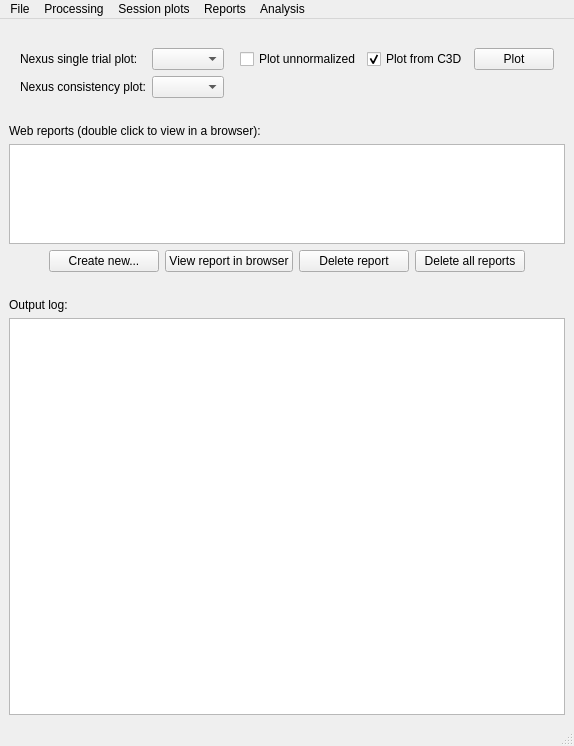
First picture: the form in gaitutils/nexus_scripts/nexus_menu.ui, repository NCH-Motion-Laboratory/gaitutils, before the edit.
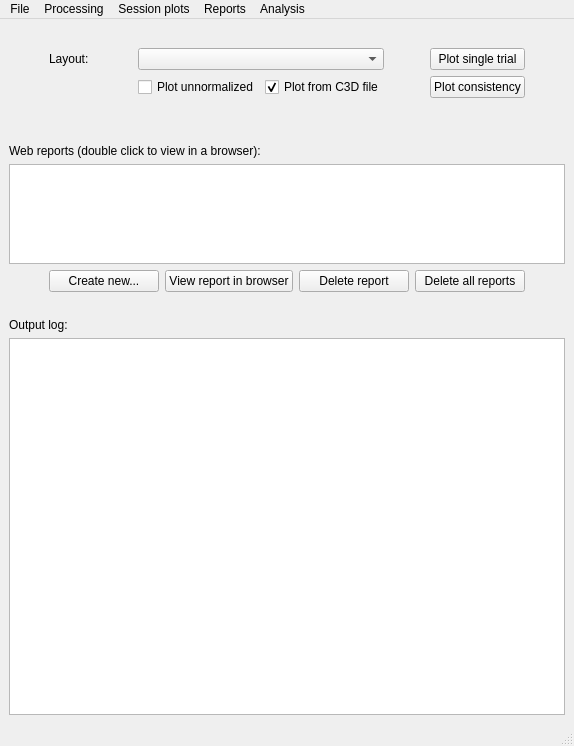
Second picture: the form after the edit. Custom widgets are drawn as their Qt base class.

Commit message: wip: consistency for menu?

Diff of the .ui file:
```diff
--- a/gaitutils/nexus_scripts/nexus_menu.ui
+++ b/gaitutils/nexus_scripts/nexus_menu.ui
@@ -49,17 +49,7 @@
         </property>
        </spacer>
       </item>
-      <item row="1" column="2">
-       <widget class="QComboBox" name="cbNexusTrialLayout">
-        <property name="sizePolicy">
-         <sizepolicy hsizetype="Preferred" vsizetype="Preferred">
-          <horstretch>0</horstretch>
-          <verstretch>0</verstretch>
-         </sizepolicy>
-        </property>
-       </widget>
-      </item>
-      <item row="1" column="3">
+      <item row="1" column="4">
        <spacer name="horizontalSpacer_5">
         <property name="orientation">
          <enum>Qt::Horizontal</enum>
@@ -75,7 +65,17 @@
         </property>
        </spacer>
       </item>
-      <item row="1" column="7">
+      <item row="1" column="2" colspan="2">
+       <widget class="QComboBox" name="cbNexusTrialLayout">
+        <property name="sizePolicy">
+         <sizepolicy hsizetype="Preferred" vsizetype="Preferred">
+          <horstretch>0</horstretch>
+          <verstretch>0</verstretch>
+         </sizepolicy>
+        </property>
+       </widget>
+      </item>
+      <item row="1" column="9">
        <spacer name="horizontalSpacer_4">
         <property name="orientation">
          <enum>Qt::Horizontal</enum>
@@ -91,18 +91,8 @@
         </property>
        </spacer>
       </item>
-      <item row="1" column="5">
-       <widget class="QCheckBox" name="xbPlotFromC3D">
-        <property name="text">
-         <string>Plot from C3D</string>
-        </property>
-        <property name="checked">
-         <bool>true</bool>
-        </property>
-       </widget>
-      </item>
-      <item row="1" column="6">
-       <widget class="QPushButton" name="btnPlotNexusTrial">
+      <item row="4" column="7">
+       <widget class="QPushButton" name="btnPlotNexusConsistency">
         <property name="sizePolicy">
          <sizepolicy hsizetype="Preferred" vsizetype="Preferred">
           <horstretch>0</horstretch>
@@ -110,25 +100,11 @@
          </sizepolicy>
         </property>
         <property name="text">
-         <string>Plot</string>
+         <string>Plot consistency</string>
         </property>
        </widget>
       </item>
-      <item row="5" column="2">
-       <widget class="QLabel" name="label_2">
-        <property name="text">
-         <string/>
-        </property>
-       </widget>
-      </item>
-      <item row="1" column="1">
-       <widget class="QLabel" name="label_3">
-        <property name="text">
-         <string>Nexus single trial plot:</string>
-        </property>
-       </widget>
-      </item>
-      <item row="1" column="4">
+      <item row="4" column="2">
        <widget class="QCheckBox" name="xbPlotUnnorm">
         <property name="sizePolicy">
          <sizepolicy hsizetype="Preferred" vsizetype="Fixed">
@@ -141,41 +117,68 @@
         </property>
        </widget>
       </item>
-      <item row="4" column="2">
-       <widget class="QComboBox" name="cbNexusTrialLayout_2">
-        <property name="sizePolicy">
-         <sizepolicy hsizetype="Preferred" vsizetype="Preferred">
-          <horstretch>0</horstretch>
-          <verstretch>0</verstretch>
-         </sizepolicy>
+      <item row="1" column="1">
+       <widget class="QLabel" name="label_3">
+        <property name="text">
+         <string>Layout:</string>
         </property>
        </widget>
       </item>
       <item row="4" column="1">
        <widget class="QLabel" name="label_5">
         <property name="text">
-         <string>Nexus consistency plot:</string>
+         <string/>
+        </property>
+       </widget>
+      </item>
+      <item row="1" column="7">
+       <widget class="QPushButton" name="btnPlotNexusTrial">
+        <property name="sizePolicy">
+         <sizepolicy hsizetype="Preferred" vsizetype="Preferred">
+          <horstretch>0</horstretch>
+          <verstretch>0</verstretch>
+         </sizepolicy>
+        </property>
+        <property name="text">
+         <string>Plot single trial</string>
+        </property>
+       </widget>
+      </item>
+      <item row="5" column="3">
+       <widget class="QLabel" name="label_2">
+        <property name="text">
+         <string/>
         </property>
        </widget>
       </item>
       <item row="4" column="3">
-       <spacer name="horizontalSpacer_6">
-        <property name="orientation">
-         <enum>Qt::Horizontal</enum>
+       <widget class="QCheckBox" name="xbPlotFromC3D">
+        <property name="text">
+         <string>Plot from C3D file</string>
         </property>
-        <property name="sizeType">
-         <enum>QSizePolicy::Preferred</enum>
+        <property name="checked">
+         <bool>true</bool>
         </property>
-        <property name="sizeHint" stdset="0">
-         <size>
-          <width>40</width>
-          <height>20</height>
-         </size>
-        </property>
-       </spacer>
+       </widget>
       </item>
      </layout>
     </item>
+    <item>
+     <spacer name="verticalSpacer_3">
+      <property name="orientation">
+       <enum>Qt::Vertical</enum>
+      </property>
+      <property name="sizeType">
+       <enum>QSizePolicy::Fixed</enum>
+      </property>
+      <property name="sizeHint" stdset="0">
+       <size>
+        <width>10</width>
+        <height>20</height>
+       </size>
+      </property>
+     </spacer>
+    </item>
     <item>
      <widget class="QLabel" name="label_6">
       <property name="text">
```
